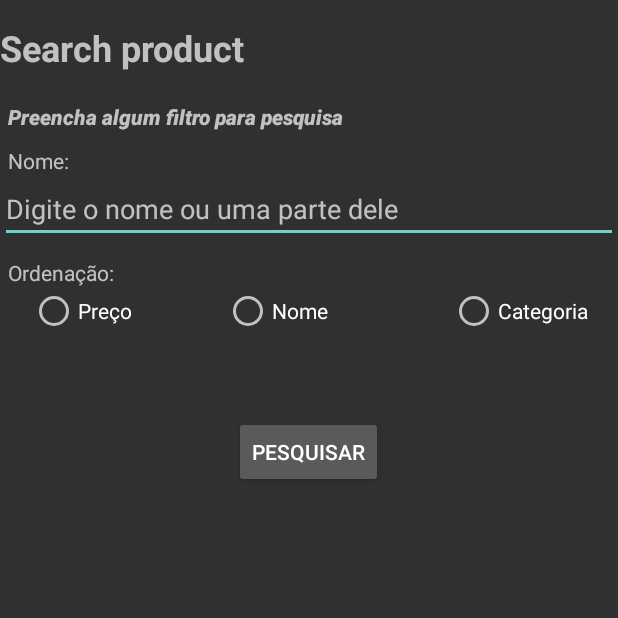
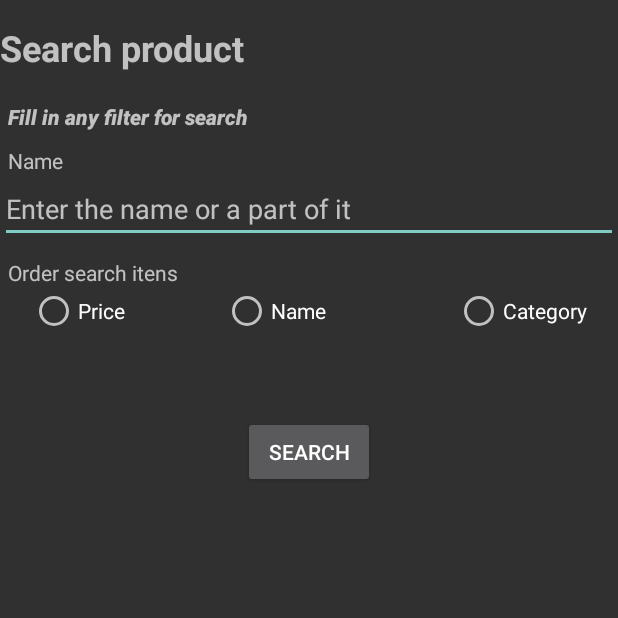
Before and after one commit to adson1990/SysEstoque_mob, an Android app built with Jetpack Compose: the PesquisarProdutosActivity screen opened directly, with no data from a screen before it, on a phone screen of 412 x 824 dp, the top half of it. Run offline under Robolectric (Android 15) with nearby library versions, the phone set to English and light mode, and no system bars; Roboto replaces fonts that are not available here.

Commit message:
Atualização Android Studio
Atualizações de gradle, puglins e nova versão do Android Studio. Correção do carregamento da foto de usuário na tela de Dashboard quando houver registro no DB

```diff
--- a/app/build.gradle.kts
+++ b/app/build.gradle.kts
@@ -45,7 +45,7 @@ android {
         viewBinding = true
     }
     composeOptions {
-        kotlinCompilerExtensionVersion = "1.5.1"
+        kotlinCompilerExtensionVersion = "1.5.10"
     }
     packaging {
         resources {
@@ -77,6 +77,7 @@ dependencies {
     // Dependencia para carregr imagem vinda da web
     implementation(libs.glide)
     implementation("androidx.room:room-runtime:2.6.1")
+    implementation("androidx.recyclerview:recyclerview:1.3.2")
     kapt("androidx.room:room-compiler:2.6.1")
     testImplementation(libs.junit)
     androidTestImplementation(libs.androidx.junit)
--- a/app/src/main/java/com/example/sysestoque/EsqueciSenhaActivity.kt
+++ b/app/src/main/java/com/example/sysestoque/EsqueciSenhaActivity.kt
@@ -50,7 +50,6 @@ class EsqueciSenhaActivity : AppCompatActivity() {
     private lateinit var tvNovaSenha: TextView
     private lateinit var btn3: Button
     private lateinit var funcoes: Funcoes
-    private lateinit var username: String
     private var idCliente: Long = 0
     private var token: String = ""
 
--- a/app/src/main/res/layout/activity_pesquisar_produtos.xml
+++ b/app/src/main/res/layout/activity_pesquisar_produtos.xml
@@ -1,5 +1,6 @@
 <?xml version="1.0" encoding="utf-8"?>
-<androidx.constraintlayout.widget.ConstraintLayout xmlns:android="http://schemas.android.com/apk/res/android"
+<androidx.constraintlayout.widget.ConstraintLayout
+    xmlns:android="http://schemas.android.com/apk/res/android"
     xmlns:app="http://schemas.android.com/apk/res-auto"
     xmlns:tools="http://schemas.android.com/tools"
     android:layout_width="match_parent"
@@ -14,6 +15,7 @@
         app:layout_constraintTop_toTopOf="parent">
 
         <LinearLayout
+            android:id="@+id/llPesquisaProdutos"
             android:layout_width="match_parent"
             android:layout_height="wrap_content"
             android:orientation="vertical">
@@ -37,7 +39,7 @@
                 android:layout_marginStart="@dimen/size_5dp"
                 android:layout_marginTop="@dimen/size_20dp"
                 android:fontFamily="sans-serif-black"
-                android:text="Preencha algum filtro para pesquisa"
+                android:text="@string/filtro_pesquisa"
                 android:textStyle="italic"
                 app:layout_constraintStart_toStartOf="parent"
                 app:layout_constraintTop_toBottomOf="@+id/tvTitle" />
@@ -48,7 +50,7 @@
                 android:layout_height="wrap_content"
                 android:layout_marginStart="@dimen/size_5dp"
                 android:layout_marginTop="@dimen/size_10dp"
-                android:text="Nome:"
+                android:text="@string/ordenacao_nome"
                 app:layout_constraintStart_toStartOf="parent"
                 app:layout_constraintTop_toBottomOf="@+id/textView10" />
 
@@ -56,7 +58,9 @@
                 android:id="@+id/edtNomePesquisa"
                 android:layout_width="match_parent"
                 android:layout_height="wrap_content"
-                android:hint="Digite o nome ou uma parte dele"
+                android:autofillHints="tvNomePesquisa"
+                android:hint="@string/digite_nome"
+                android:inputType="text"
                 app:layout_constraintStart_toStartOf="parent"
                 app:layout_constraintTop_toBottomOf="@+id/tvNomePesquisa"
                 tools:layout_editor_absoluteX="5dp" />
@@ -67,7 +71,7 @@
                 android:layout_height="wrap_content"
                 android:layout_marginStart="@dimen/size_5dp"
                 android:layout_marginTop="@dimen/size_10dp"
-                android:text="Ordenação:"
+                android:text="@string/ordenacao_pesquisa"
                 app:layout_constraintStart_toStartOf="parent"
                 app:layout_constraintTop_toBottomOf="@+id/edtNomePesquisa" />
 
@@ -83,13 +87,14 @@
                 <RadioGroup
                     android:layout_width="match_parent"
                     android:layout_height="wrap_content"
-                    android:orientation="horizontal">
+                    android:orientation="horizontal"
+                    tools:ignore="UselessParent">
 
                     <RadioButton
                         android:layout_width="wrap_content"
                         android:layout_height="wrap_content"
                         android:layout_marginStart="@dimen/size_20dp"
-                        android:text="Preço" />
+                        android:text="@string/ordem_preço" />
 
                     <View
                         android:layout_width="0dp"
@@ -100,7 +105,7 @@
                         android:layout_width="wrap_content"
                         android:layout_height="wrap_content"
                         android:layout_marginEnd="@dimen/size_20dp"
-                        android:text="Nome" />
+                        android:text="@string/ordenacao_nome" />
 
                     <View
                         android:layout_width="0dp"
@@ -111,21 +116,36 @@
                         android:layout_width="wrap_content"
                         android:layout_height="wrap_content"
                         android:layout_marginEnd="@dimen/size_20dp"
-                        android:text="Categoria" />
+                        android:text="@string/ordem_categoria" />
 
                 </RadioGroup>
             </LinearLayout>
 
             <Button
-                android:id="@+id/button"
+                android:id="@+id/buttonSearch"
                 android:layout_width="wrap_content"
-                android:layout_height="wrap_content"
+                android:layout_height="0dp"
                 android:layout_weight="1"
                 android:layout_gravity="center"
                 android:layout_marginTop="@dimen/size_30dp"
-                android:text="Pesquisar"
+                android:text="@string/pesquisar"
                 app:layout_constraintStart_toStartOf="parent"
                 app:layout_constraintStart_toEndOf="parent"/>
+
+            <LinearLayout
+                xmlns:android="http://schemas.android.com/apk/res/android"
+                android:layout_width="match_parent"
+                android:layout_height="match_parent"
+                android:orientation="vertical"
+                android:padding="16dp">
+
+                <androidx.recyclerview.widget.RecyclerView
+                    android:id="@+id/recyclerViewProdutos"
+                    android:layout_width="match_parent"
+                    android:layout_height="@dimen/size_25dp"/>
+
+            </LinearLayout>
+
 
         </LinearLayout>
 
--- a/app/src/main/res/values/strings.xml
+++ b/app/src/main/res/values/strings.xml
@@ -102,6 +102,11 @@
     <string name="ordenacao_data">Date de purchase</string>
     <string name="ordenacao_avaliacao">Rating</string>
     <string name="ordenacao_pesquisa">Order search itens</string>
+    <string name="filtro_pesquisa">Fill in any filter for search</string>
+    <string name="digite_nome">Enter the name or a part of it</string>
+    <string name="ordem_preço">Price</string>
+    <string name="ordem_categoria">Category</string>
+    <string name="desc_produto">Description</string>
 
     <string name="first_fragment_label" translatable="false">First Fragment</string>
     <string name="second_fragment_label" translatable="false">Second Fragment</string>
--- a/build.gradle.kts
+++ b/build.gradle.kts
@@ -2,4 +2,6 @@
 plugins {
     alias(libs.plugins.android.application) apply false
     alias(libs.plugins.jetbrains.kotlin.android) apply false
+    kotlin("jvm") version "1.9.22"
+    kotlin("kapt") version "1.9.22"
 }
--- a/gradle.properties
+++ b/gradle.properties
@@ -6,7 +6,8 @@
 # http://www.gradle.org/docs/current/userguide/build_environment.html
 # Specifies the JVM arguments used for the daemon process.
 # The setting is particularly useful for tweaking memory settings.
-org.gradle.jvmargs=-Xmx2048m -Dfile.encoding=UTF-8
+org.gradle.jvmargs=-Xmx2048m -Dfile.encoding=UTF-8--add-opens=jdk.compiler/com.sun.tools.javac.processing=ALL-UNNAMED --add-opens=jdk.compiler/com.sun.tools.javac.util=ALL-UNNAMED --add-opens=jdk.compiler/com.sun.tools.javac.main=ALL-UNNAMED
+kotlin.compiler.execution.strategy=in-process
 # When configured, Gradle will run in incubating parallel mode.
 # This option should only be used with decoupled projects. For more details, visit
 # https://developer.android.com/r/tools/gradle-multi-project-decoupled-projects
--- a/gradle/libs.versions.toml
+++ b/gradle/libs.versions.toml
@@ -1,5 +1,5 @@
 [versions]
-agp = "8.6.0"
+agp = "8.9.1"
 glide = "4.15.1"
 kotlin = "1.9.0"
 coreKtx = "1.13.1"
@@ -18,6 +18,7 @@ lifecycleViewmodelKtx = "2.8.6"
 activity = "1.9.2"
 navigationFragmentKtx = "2.8.1"
 navigationUiKtx = "2.8.1"
+recyclerview = "1.3.2"
 
 [libraries]
 glide = { module = "com.github.bumptech.glide:glide", version.ref = "glide" }
@@ -47,6 +48,7 @@ okhttp = { module = "com.squareup.okhttp3:okhttp", version = "5.0.0-alpha.3" }
 okhttp-logging-interceptor = { module = "com.squareup.okhttp3:logging-interceptor", version = "5.0.0-alpha.3" }
 androidx-navigation-fragment-ktx = { group = "androidx.navigation", name = "navigation-fragment-ktx", version.ref = "navigationFragmentKtx" }
 androidx-navigation-ui-ktx = { group = "androidx.navigation", name = "navigation-ui-ktx", version.ref = "navigationUiKtx" }
+androidx-recyclerview = { group = "androidx.recyclerview", name = "recyclerview", version.ref = "recyclerview" }
 
 
 [plugins]
```
Also changed, not shown: app/src/main/java/com/example/sysestoque/DashboardActivity.kt (+7 -3 lines), app/src/main/java/com/example/sysestoque/ui/login/LoginActivity.kt (+14 -6 lines), app/src/main/res/drawable/progress_drawable.xml (added, +26 -0 lines), app/src/main/res/layout/activity_dashboard.xml (+10 -10 lines), app/src/main/res/layout/activity_login.xml (+14 -14 lines), app/src/main/res/layout/item_produto.xml (added, +42 -0 lines), gradle/wrapper/gradle-wrapper.properties, 1 other file.
